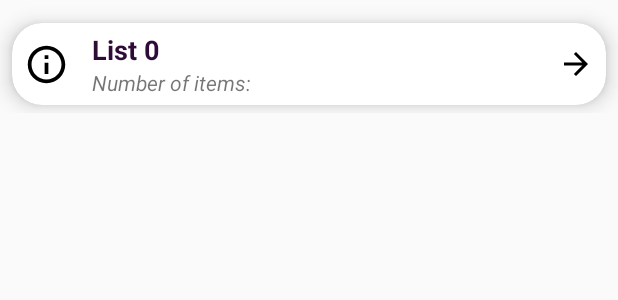
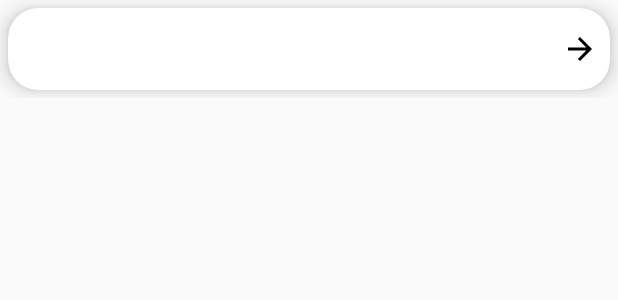
Before and after one commit to rahulvyas11/Simple-List-App, an Android app: the layout activity_listid_row.xml on its own in the app's theme, with its tools: preview values and no code run, on a phone screen of 412 x 824 dp. Shown: the top 300 px of the screen. Run offline under Robolectric (Android 15) with nearby library versions, the phone set to English and light mode, and no system bars.

```diff
--- a/app/build.gradle.kts
+++ b/app/build.gradle.kts
@@ -46,6 +46,9 @@ dependencies {
     implementation(libs.lifecycle.viewmodel)
     implementation(libs.lifecycle.livedata)
 
+    testImplementation (libs.mockito.core)
+    testImplementation (libs.core.testing)
+
 
 
 
--- a/app/src/main/res/layout/activity_itemname_row.xml
+++ b/app/src/main/res/layout/activity_itemname_row.xml
@@ -24,6 +24,6 @@
             android:layout_width="wrap_content"
             android:layout_height="wrap_content"
             android:text="Item 0"
-            android:textSize="20sp" />
+            android:textSize="16sp" />
     </androidx.cardview.widget.CardView>
 </androidx.constraintlayout.widget.ConstraintLayout>
--- a/app/src/main/res/layout/activity_listid_row.xml
+++ b/app/src/main/res/layout/activity_listid_row.xml
@@ -9,16 +9,17 @@
         android:id="@+id/listCard"
         android:layout_width="match_parent"
         android:layout_height="wrap_content"
-        android:layout_marginStart="8dp"
-        android:layout_marginTop="15dp"
-        android:layout_marginEnd="8dp"
+
+        android:layout_marginStart="5dp"
+        android:layout_marginTop="5dp"
+        android:layout_marginEnd="5dp"
         android:layout_marginBottom="5dp"
-        app:contentPaddingLeft="8dp"
-        app:contentPaddingTop="5dp"
-        app:contentPaddingBottom="5dp"
-        app:contentPaddingRight="8dp"
         app:cardCornerRadius="20dp"
         app:cardElevation="8dp"
+        app:contentPaddingBottom="5dp"
+        app:contentPaddingLeft="8dp"
+        app:contentPaddingRight="8dp"
+        app:contentPaddingTop="5dp"
         app:layout_constraintBottom_toBottomOf="parent"
         app:layout_constraintEnd_toEndOf="parent"
         app:layout_constraintStart_toStartOf="parent"
@@ -28,34 +29,24 @@
             android:layout_width="match_parent"
             android:layout_height="wrap_content">
 
-            <ImageView
-                android:id="@+id/imageView"
-                android:layout_width="30dp"
-                android:layout_height="30dp"
-                app:layout_constraintBottom_toBottomOf="parent"
-                app:layout_constraintStart_toStartOf="parent"
-                app:layout_constraintTop_toTopOf="parent"
-                app:srcCompat="@drawable/info" />
-
             <TextView
                 android:id="@+id/listName"
                 android:layout_width="wrap_content"
                 android:layout_height="wrap_content"
-                android:layout_marginStart="15dp"
-                android:text="List 0"
+                android:layout_marginStart="10dp"
                 android:theme="@style/CustomListNameText"
-                app:layout_constraintStart_toEndOf="@+id/imageView"
+                app:layout_constraintStart_toStartOf="parent"
                 app:layout_constraintTop_toTopOf="parent" />
 
             <TextView
                 android:id="@+id/itemCount"
                 android:layout_width="wrap_content"
                 android:layout_height="wrap_content"
-                android:layout_marginStart="15dp"
-                android:text="Number of items:"
+                android:layout_marginStart="10dp"
+
                 android:textStyle="italic"
                 app:layout_constraintBottom_toBottomOf="parent"
-                app:layout_constraintStart_toEndOf="@+id/imageView"
+                app:layout_constraintStart_toStartOf="parent"
                 app:layout_constraintTop_toBottomOf="@+id/listName" />
 
             <ImageView
--- a/app/src/main/res/layout/activity_main.xml
+++ b/app/src/main/res/layout/activity_main.xml
@@ -48,4 +48,6 @@
         app:layout_constraintEnd_toEndOf="parent"
         app:layout_constraintStart_toStartOf="parent"
         app:layout_constraintTop_toBottomOf="@+id/main_actionbar" />
+
+
 </androidx.constraintlayout.widget.ConstraintLayout>
--- a/gradle/libs.versions.toml
+++ b/gradle/libs.versions.toml
@@ -1,5 +1,6 @@
 [versions]
 agp = "8.5.0"
+coreTesting = "2.2.0"
 junit = "4.13.2"
 junitVersion = "1.2.1"
 espressoCore = "3.6.1"
@@ -8,10 +9,12 @@ lifecycleViewmodel = "2.8.3"
 material = "1.12.0"
 activity = "1.9.0"
 constraintlayout = "2.1.4"
+mockitoCore = "4.3.1"
 retrofit = "2.9.0"
 
 [libraries]
 converter-gson = { module = "com.squareup.retrofit2:converter-gson", version.ref = "retrofit" }
+core-testing = { module = "androidx.arch.core:core-testing", version.ref = "coreTesting" }
 junit = { group = "junit", name = "junit", version.ref = "junit" }
 ext-junit = { group = "androidx.test.ext", name = "junit", version.ref = "junitVersion" }
 espresso-core = { group = "androidx.test.espresso", name = "espresso-core", version.ref = "espressoCore" }
@@ -21,6 +24,7 @@ lifecycle-viewmodel = { module = "androidx.lifecycle:lifecycle-viewmodel", versi
 material = { group = "com.google.android.material", name = "material", version.ref = "material" }
 activity = { group = "androidx.activity", name = "activity", version.ref = "activity" }
 constraintlayout = { group = "androidx.constraintlayout", name = "constraintlayout", version.ref = "constraintlayout" }
+mockito-core = { module = "org.mockito:mockito-core", version.ref = "mockitoCore" }
 retrofit = { module = "com.squareup.retrofit2:retrofit", version.ref = "retrofit" }
 
 [plugins]
```
Also changed, not shown: app/src/main/java/com/fetch/androidtakehome/Models/Item.java (+22 -17 lines), app/src/main/java/com/fetch/androidtakehome/Repository/ItemRepository.java (renamed from app/src/main/java/com/fetch/androidtakehome/Repository/ItemsRepository.java, +14 -22 lines), app/src/main/java/com/fetch/androidtakehome/ViewModel/ItemViewModel.java (+4 -4 lines), 1 other file.
